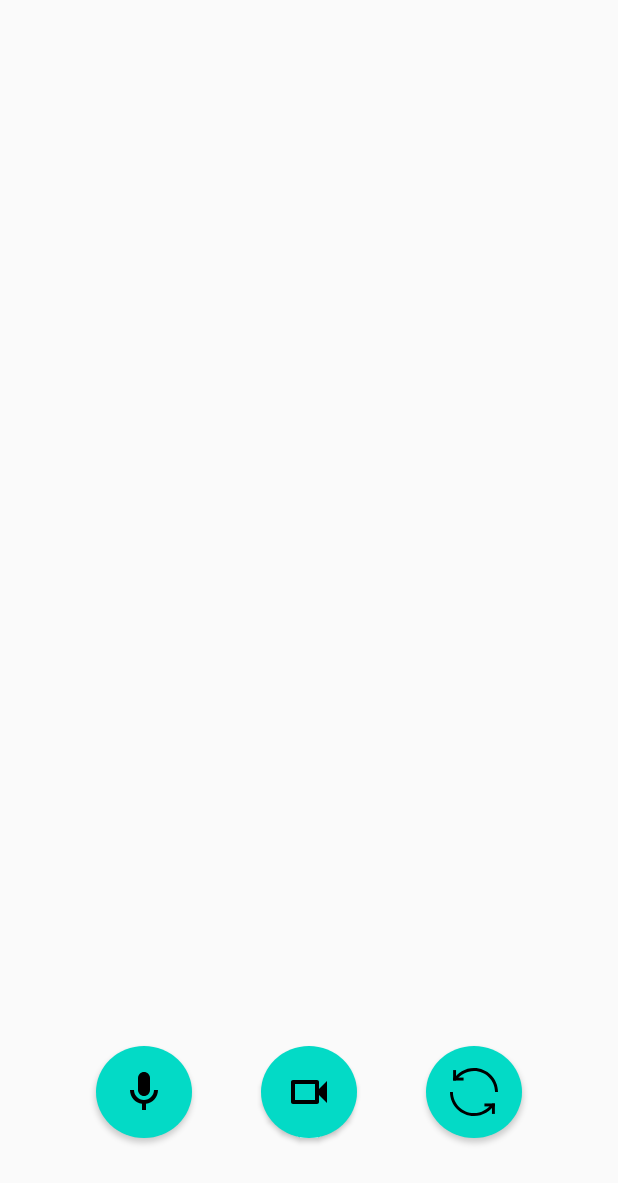
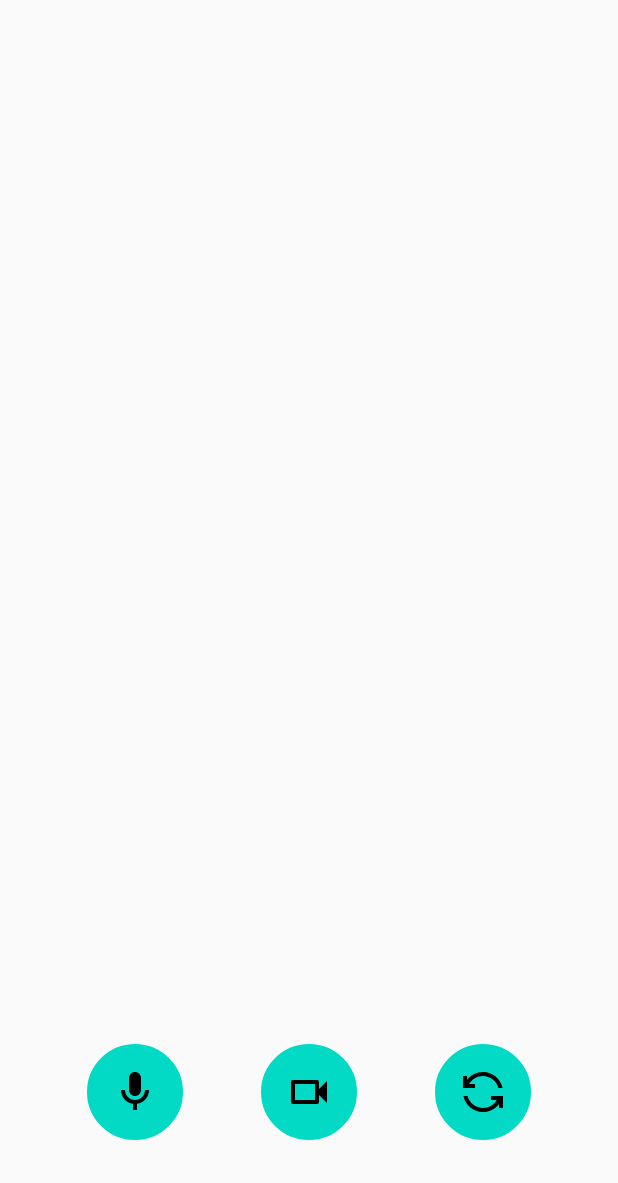
Before and after one commit to DirkVolkmann/aCamera, an Android app: the layout button_container.xml on its own in the app's theme, with its tools: preview values and no code run, on a phone screen of 412 x 824 dp. Shown: the top 1183 px of the screen. Run offline under Robolectric (Android 15) with nearby library versions, the phone set to English and light mode, and no system bars.

Commit message:
changed internal layout for buttons
...and the switch button icon

```diff
--- a/app/src/main/java/com/dirk/acamera/rtc/RtcClient.kt
+++ b/app/src/main/java/com/dirk/acamera/rtc/RtcClient.kt
@@ -74,13 +74,13 @@ class RtcClient(
     private fun getLocalVideoCapturer() = camera2Enumerator.run {
         getFrontCamera()?.let {
             createCapturer(it, null).also {
-                surfaceViewRenderer.setMirror(true) // TODO: Read from settings?
                 cameraUsed = Camera.FRONT
+                surfaceViewRenderer.setMirror(true)
             }
         } ?: getBackCamera()?.let {
             createCapturer(it, null).also {
+                cameraUsed = Camera.BACK
                 surfaceViewRenderer.setMirror(false)
-                cameraUsed = Camera.BACK
             }
         } ?: throw IllegalStateException()
     }
--- a/app/src/main/res/drawable/ic_switch_camera.xml
+++ /dev/null
@@ -1,43 +0,0 @@
-<?xml version="1.0" encoding="utf-8"?>
-<!--
-  ~ Copyright 2020 The Android Open Source Project
-  ~
-  ~ Licensed under the Apache License, Version 2.0 (the "License");
-  ~ you may not use this file except in compliance with the License.
-  ~ You may obtain a copy of the License at
-  ~
-  ~     https://www.apache.org/licenses/LICENSE-2.0
-  ~
-  ~ Unless required by applicable law or agreed to in writing, software
-  ~ distributed under the License is distributed on an "AS IS" BASIS,
-  ~ WITHOUT WARRANTIES OR CONDITIONS OF ANY KIND, either express or implied.
-  ~ See the License for the specific language governing permissions and
-  ~ limitations under the License.
-  -->
-<vector xmlns:android="http://schemas.android.com/apk/res/android"
-    xmlns:tools="http://schemas.android.com/tools"
-    android:tint="@color/black"
-    android:width="24dp"
-    android:height="24dp"
-    android:viewportWidth="46.0"
-    android:viewportHeight="46.0"
-    tools:ignore="VectorRaster">
-    <path android:fillAlpha="0" android:fillColor="#D8D8D8"
-        android:fillType="evenOdd" android:pathData="M-4,-4h54v54h-54z"
-        android:strokeColor="#00000000" android:strokeWidth="1"/>
-    <path android:fillColor="#FEFEFE" android:fillType="evenOdd"
-        android:pathData="M42.923,34.5C38.9462,41.3747 31.5132,46 23,46C10.2975,46 0,35.7025 0,23L2.8,23C2.8,34.1562 11.8438,43.2 23,43.2C29.8831,43.2 35.9621,39.7574 39.6091,34.5L42.923,34.5ZM46,23L43.2,23C43.2,11.8438 34.1562,2.8 23,2.8C16.1169,2.8 10.0379,6.2426 6.3909,11.5L3.077,11.5C7.0538,4.6253 14.4868,0 23,0C35.7025,0 46,10.2975 46,23Z"
-        android:strokeColor="#00000000" android:strokeWidth="1"/>
-    <path android:fillColor="#FEFEFE" android:fillType="evenOdd"
-        android:pathData="M3,9.2h10v2.8h-10z"
-        android:strokeColor="#00000000" android:strokeWidth="1"/>
-    <path android:fillColor="#FEFEFE" android:fillType="evenOdd"
-        android:pathData="M33,34h10v2.8h-10z"
-        android:strokeColor="#00000000" android:strokeWidth="1"/>
-    <path android:fillColor="#FEFEFE" android:fillType="evenOdd"
-        android:pathData="M5.8,2l-0,10l-2.8,0l-0,-10z"
-        android:strokeColor="#00000000" android:strokeWidth="1"/>
-    <path android:fillColor="#FEFEFE" android:fillType="evenOdd"
-        android:pathData="M43,34l-0,10l-2.8,0l-0,-10z"
-        android:strokeColor="#00000000" android:strokeWidth="1"/>
-</vector>
--- /dev/null
+++ b/app/src/main/res/drawable/ic_switch_camera_black_24dp.xml
@@ -0,0 +1,12 @@
+<vector xmlns:android="http://schemas.android.com/apk/res/android"
+    android:width="24dp"
+    android:height="24dp"
+    android:viewportWidth="24"
+    android:viewportHeight="24">
+  <path
+      android:pathData="M8,10V8H5.09C6.47,5.61 9.05,4 12,4c3.72,0 6.85,2.56 7.74,6h2.06c-0.93,-4.56 -4.96,-8 -9.8,-8C8.73,2 5.82,3.58 4,6.01V4H2v6H8z"
+      android:fillColor="#000000"/>
+  <path
+      android:pathData="M16,14v2h2.91c-1.38,2.39 -3.96,4 -6.91,4c-3.72,0 -6.85,-2.56 -7.74,-6H2.2c0.93,4.56 4.96,8 9.8,8c3.27,0 6.18,-1.58 8,-4.01V20h2v-6H16z"
+      android:fillColor="#000000"/>
+</vector>
--- /dev/null
+++ b/app/src/main/res/drawable/outer_circle_background.xml
@@ -0,0 +1,32 @@
+<selector xmlns:android="http://schemas.android.com/apk/res/android">
+  <item android:state_pressed="true">
+    <shape android:shape="oval">
+      <stroke
+          android:width="@dimen/stroke_small"
+          android:color="@color/button_pressed" />
+      <size
+          android:width="@dimen/round_button_medium"
+          android:height="@dimen/round_button_medium" />
+    </shape>
+  </item>
+  <item android:state_focused="true">
+    <shape android:shape="oval">
+      <stroke
+          android:width="@dimen/stroke_small"
+          android:color="@color/button_focused" />
+      <size
+          android:width="@dimen/round_button_medium"
+          android:height="@dimen/round_button_medium" />
+    </shape>
+  </item>
+  <item>
+    <shape android:shape="oval">
+      <stroke
+          android:width="@dimen/stroke_small"
+          android:color="@color/button_active" />
+      <size
+          android:width="@dimen/round_button_medium"
+          android:height="@dimen/round_button_medium" />
+    </shape>
+  </item>
+</selector>
--- a/app/src/main/res/layout/button_container.xml
+++ b/app/src/main/res/layout/button_container.xml
@@ -7,55 +7,80 @@
     android:layout_width="match_parent"
     android:layout_height="match_parent">
 
+    <LinearLayout
+        android:layout_width="match_parent"
+        android:layout_height="match_parent"
+        android:layout_marginStart="@dimen/button_medium_margin_side"
+        android:layout_marginEnd="@dimen/button_medium_margin_side"
+        android:layout_marginBottom="@dimen/button_medium_margin_bottom"
+        android:baselineAligned="false"
+        android:gravity="bottom|center"
+        android:orientation="horizontal"
+        app:layout_constraintBottom_toBottomOf="parent"
+        app:layout_constraintEnd_toEndOf="parent"
+        app:layout_constraintStart_toStartOf="parent"
+        app:layout_constraintTop_toTopOf="parent">
+
+        <FrameLayout
+            android:layout_width="@dimen/round_button_medium"
+            android:layout_height="@dimen/round_button_medium"
+            android:layout_weight="1">
+
             <ImageButton
                 android:id="@+id/button_audio"
-        android:layout_width="64dp"
-        android:layout_height="64dp"
-        android:layout_marginBottom="64dp"
-        android:layout_marginStart="64dp"
-        android:padding="16dp"
-        android:elevation="2dp"
+                android:layout_width="@dimen/round_button_medium"
+                android:layout_height="@dimen/round_button_medium"
+                android:layout_gravity="center"
+                android:background="@drawable/outer_circle_background"
+                android:backgroundTint="@color/design_default_color_secondary"
+                android:contentDescription="@string/button_audio_alt"
+                android:elevation="@dimen/button_elevation"
+                android:padding="@dimen/button_medium_padding"
                 android:scaleType="fitCenter"
-        android:background="@drawable/circle_background"
-        android:backgroundTint="@color/design_default_color_secondary"
                 app:srcCompat="@drawable/ic_mic_black_24dp"
-        app:tint="@color/design_default_color_on_secondary"
-        app:layout_constraintLeft_toLeftOf="parent"
-        app:layout_constraintBottom_toBottomOf="parent"
-        android:contentDescription="@string/button_audio_alt" />
+                app:tint="@color/design_default_color_on_secondary" />
+        </FrameLayout>
+
+        <FrameLayout
+            android:layout_width="@dimen/round_button_medium"
+            android:layout_height="@dimen/round_button_medium"
+            android:layout_weight="1">
 
             <ImageButton
                 android:id="@+id/button_video"
-        android:layout_width="64dp"
-        android:layout_height="64dp"
-        android:layout_marginBottom="64dp"
-        android:background="@drawable/circle_background"
+                android:layout_width="@dimen/round_button_medium"
+                android:layout_height="@dimen/round_button_medium"
+                android:layout_gravity="center"
+                android:background="@drawable/outer_circle_background"
                 android:backgroundTint="@color/design_default_color_secondary"
                 android:contentDescription="@string/button_audio_alt"
-        android:elevation="2dp"
-        android:padding="16dp"
+                android:elevation="@dimen/button_elevation"
+                android:padding="@dimen/button_medium_padding"
                 android:scaleType="fitCenter"
-        app:layout_constraintBottom_toBottomOf="parent"
-        app:layout_constraintLeft_toLeftOf="parent"
-        app:layout_constraintRight_toRightOf="parent"
                 app:srcCompat="@drawable/ic_videocam_black_24dp"
                 app:tint="@color/design_default_color_on_secondary" />
 
+        </FrameLayout>
+
+        <FrameLayout
+            android:layout_width="@dimen/round_button_medium"
+            android:layout_height="@dimen/round_button_medium"
+            android:layout_weight="1">
+
             <ImageButton
                 android:id="@+id/button_switch_camera"
-        android:layout_width="64dp"
-        android:layout_height="64dp"
-        android:layout_marginBottom="64dp"
-        android:layout_marginEnd="64dp"
-        android:background="@drawable/circle_background"
+                android:layout_width="@dimen/round_button_medium"
+                android:layout_height="@dimen/round_button_medium"
+                android:layout_gravity="center"
+                android:background="@drawable/outer_circle_background"
                 android:backgroundTint="@color/design_default_color_secondary"
                 android:contentDescription="@string/button_audio_alt"
-        android:elevation="2dp"
-        android:padding="16dp"
+                android:elevation="@dimen/button_elevation"
+                android:padding="@dimen/button_medium_padding"
                 android:scaleType="fitCenter"
-        app:layout_constraintBottom_toBottomOf="parent"
-        app:layout_constraintRight_toRightOf="parent"
-        app:srcCompat="@drawable/ic_switch_camera"
+                app:srcCompat="@drawable/ic_switch_camera_black_24dp"
                 app:tint="@color/design_default_color_on_secondary" />
+        </FrameLayout>
+    </LinearLayout>
 
 </androidx.constraintlayout.widget.ConstraintLayout>
--- a/app/src/main/res/values/colors.xml
+++ b/app/src/main/res/values/colors.xml
@@ -7,4 +7,8 @@
     <color name="teal_700">#FF018786</color>
     <color name="black">#FF000000</color>
     <color name="white">#FFFFFFFF</color>
+
+    <color name="button_active">#FFFFFFFF</color>
+    <color name="button_focused">#DDFFFFFF</color>
+    <color name="button_pressed">#AAFFFFFF</color>
 </resources>
--- /dev/null
+++ b/app/src/main/res/values/dimens.xml
@@ -0,0 +1,14 @@
+<?xml version="1.0" encoding="utf-8"?>
+<resources>
+    <dimen name="stroke_small">4dp</dimen>
+    <dimen name="stroke_medium">8dp</dimen>
+    <dimen name="stroke_large">12dp</dimen>
+
+    <dimen name="button_elevation">2dp</dimen>
+    <dimen name="button_medium_margin_bottom">64dp</dimen>
+    <dimen name="button_medium_margin_side">32dp</dimen>
+    <dimen name="button_medium_padding">16dp</dimen>
+    <dimen name="round_button_small">32dp</dimen>
+    <dimen name="round_button_medium">64dp</dimen>
+    <dimen name="round_button_large">92dp</dimen>
+</resources>
```
Lines whose indentation alone changed are shown as unchanged.
